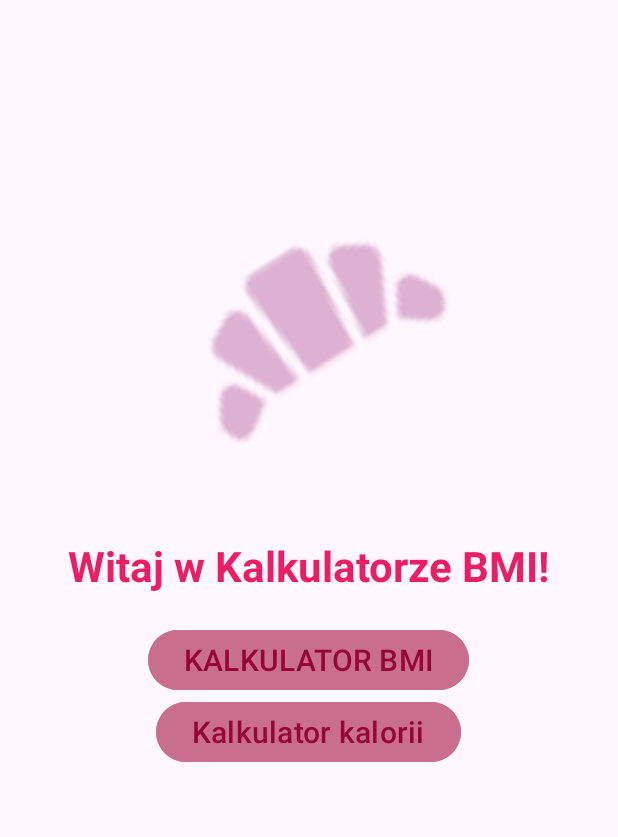
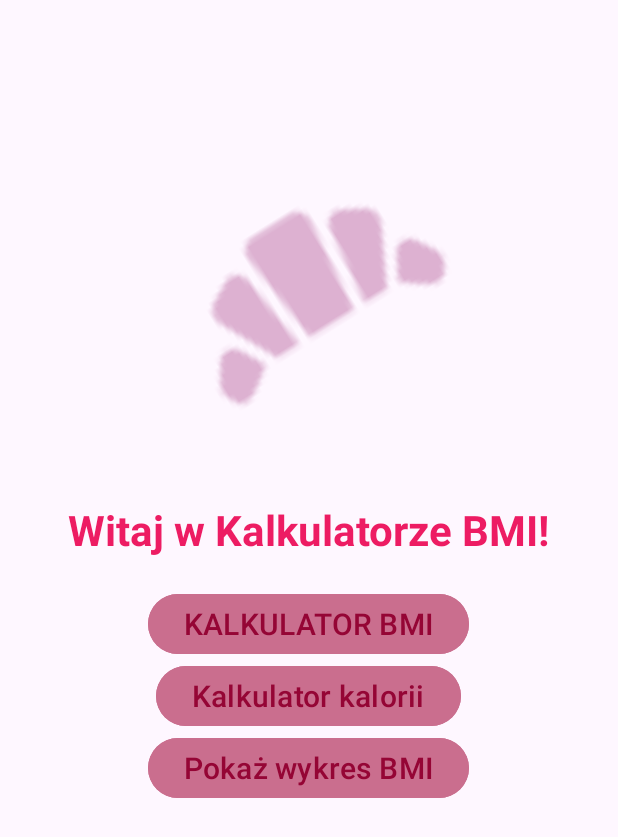
Before and after one commit to s24967-pj/PAMO, an Android app: the screen it shows after launch (StartActivity), on a phone screen of 412 x 824 dp. Shown: the top 837 px of the screen. Run offline under Robolectric (Android 15) with nearby library versions, the phone set to English and light mode, and no system bars.

Commit message:
BMI chart

```diff
--- a/app/build.gradle.kts
+++ b/app/build.gradle.kts
@@ -45,4 +45,6 @@ dependencies {
     androidTestImplementation(libs.ext.junit)
     androidTestImplementation(libs.espresso.core)
     androidTestImplementation("androidx.test:rules:1.5.0")
+    implementation("com.github.PhilJay:MPAndroidChart:v3.1.0")
+
 }
--- a/app/src/main/AndroidManifest.xml
+++ b/app/src/main/AndroidManifest.xml
@@ -35,6 +35,9 @@
 
         <activity android:name=".ShoppingListActivity" />
 
+        <activity android:name=".BmiChartActivity" />
+
+
     </application>
 
 </manifest>
--- a/app/src/main/java/com/example/bmi/BMIActivity.java
+++ b/app/src/main/java/com/example/bmi/BMIActivity.java
@@ -35,6 +35,7 @@ public class BMIActivity extends AppCompatActivity {
             startActivity(intent); //metoda do uruchamiania innej aktywności
         });
 
+
         // Obsługa przycisku do wyliczania BMI
         calculateButton.setOnClickListener(view -> {
 
--- a/app/src/main/java/com/example/bmi/StartActivity.java
+++ b/app/src/main/java/com/example/bmi/StartActivity.java
@@ -18,6 +18,12 @@ public class StartActivity extends AppCompatActivity {
 
         Button BmiButton = findViewById(R.id.BmiButton);
         Button CaloriesButton = findViewById(R.id.CaloriesButton);
+        Button chartButton = findViewById(R.id.openChartButton);
+
+        chartButton.setOnClickListener(v -> {
+            Intent intent = new Intent(StartActivity.this, BmiChartActivity.class);
+            startActivity(intent);
+        });
 
         BmiButton.setOnClickListener(v -> {
             Intent intent = new Intent(StartActivity.this, BMIActivity.class);
--- a/app/src/main/res/layout/activity_bmi.xml
+++ b/app/src/main/res/layout/activity_bmi.xml
@@ -81,4 +81,5 @@
         android:text="@string/back_button"
         android:textColor="#950535"
         android:textSize="20sp" />
+
 </LinearLayout>
--- a/app/src/main/res/layout/activity_start.xml
+++ b/app/src/main/res/layout/activity_start.xml
@@ -44,4 +44,13 @@
         android:text="@string/sec_app_name"
         android:textColor="#950535"
         android:textSize="20sp"/>
+
+    <Button
+        android:id="@+id/openChartButton"
+        android:layout_width="wrap_content"
+        android:layout_height="wrap_content"
+        android:backgroundTint="#CA6E8E"
+        android:text="@string/bmi_chart"
+        android:textColor="#950535"
+        android:textSize="20sp"/>
 </LinearLayout>
--- a/app/src/main/res/values/strings.xml
+++ b/app/src/main/res/values/strings.xml
@@ -34,6 +34,8 @@
     <string name="shopping_list_title">Lista Zakupów</string>
     <string name="exitbutton">Wróć</string>
 
+    <string name="bmi_chart">Pokaż wykres BMI</string>
+
     <string-array name="gender_array">
         <item>Mężczyzna</item>
         <item>Kobieta</item>
--- a/settings.gradle.kts
+++ b/settings.gradle.kts
@@ -16,6 +16,7 @@ dependencyResolutionManagement {
     repositories {
         google()
         mavenCentral()
+        maven { url = uri("https://jitpack.io") }
     }
 }
 
```
Also changed, not shown: app/src/main/java/com/example/bmi/BmiChartActivity.java (added, +54 -0 lines), app/src/main/res/layout/activity_bmi_chart.xml (added, +24 -0 lines).
